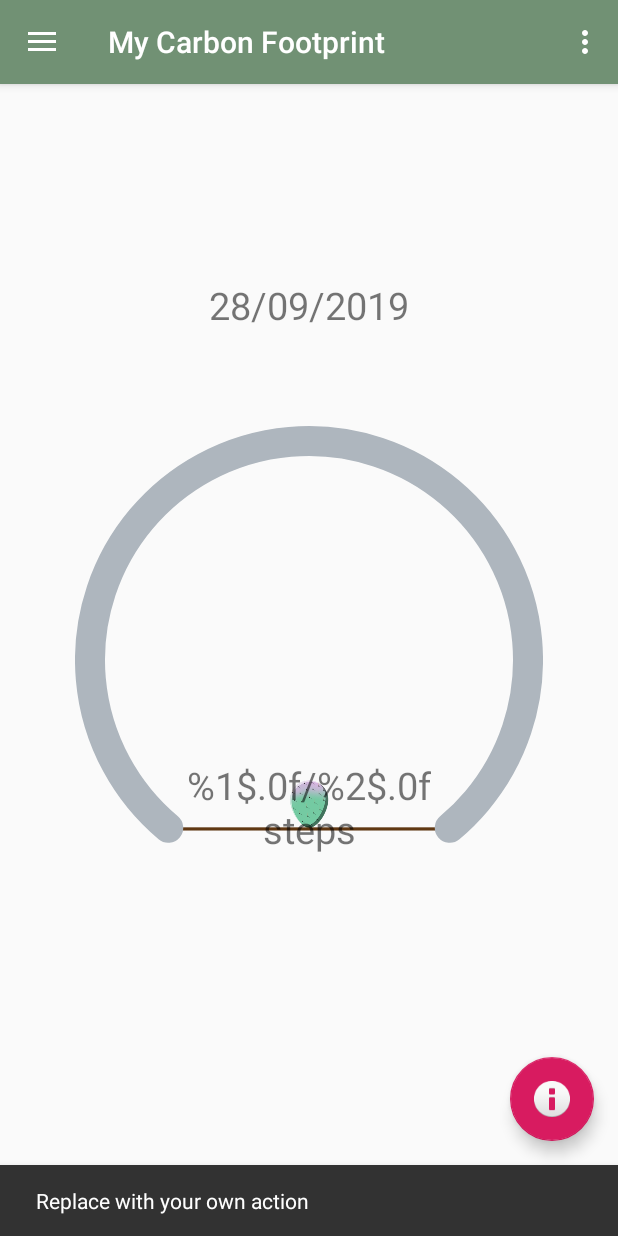
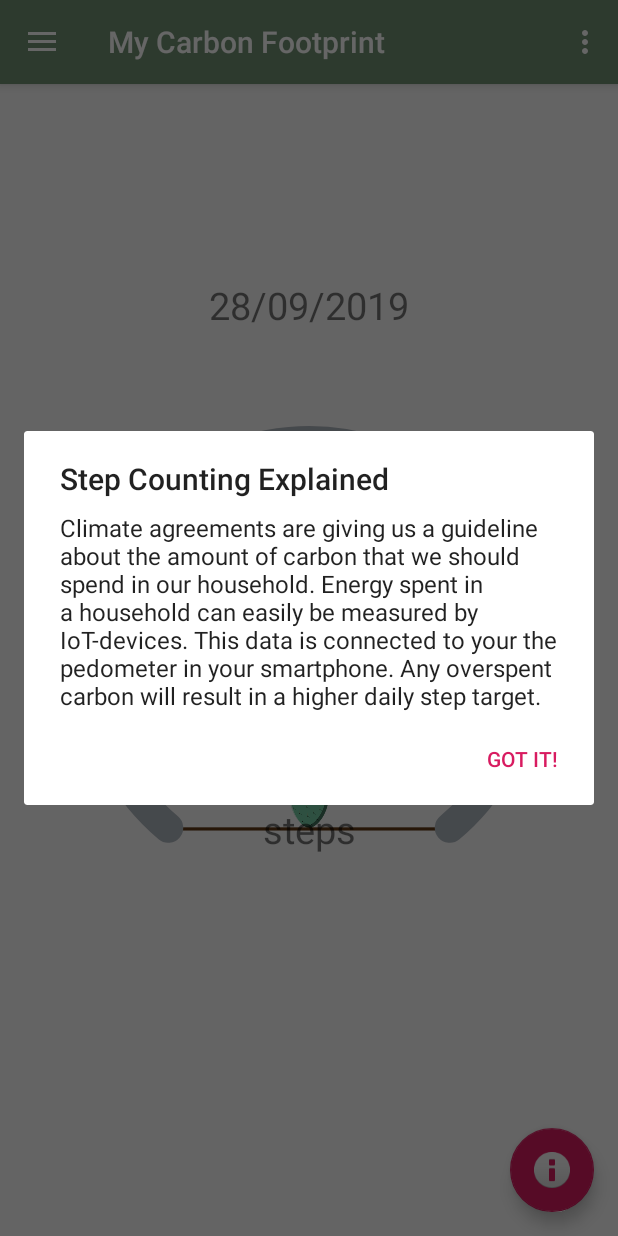
Before and after one commit to carbon-consciousness/android-app, an Android app: the screen it shows after launch (MainActivity), after a tap on an icon or button, on a phone screen of 412 x 824 dp. Run offline under Robolectric (Android 15) with nearby library versions, the phone set to English and light mode, and no system bars; our stand-ins replace RxJava, navigation-ui; network calls fail.

Commit message:
info dialog explaining pedometer

```diff
--- a/app/src/main/java/com/carbonconciousness/app/MainActivity.kt
+++ b/app/src/main/java/com/carbonconciousness/app/MainActivity.kt
@@ -1,5 +1,7 @@
 package com.carbonconciousness.app
 
+import android.app.AlertDialog
+import android.app.Dialog
 import android.content.Context
 import android.content.Intent
 import android.hardware.Sensor
@@ -41,9 +43,13 @@ class MainActivity : AppCompatActivity() {
         setSupportActionBar(toolbar)
 
         val fab: FloatingActionButton = findViewById(R.id.fab)
-        fab.setOnClickListener { view ->
-            Snackbar.make(view, "Replace with your own action", Snackbar.LENGTH_LONG)
-                    .setAction("Action", null).show()
+        fab.setOnClickListener { view -> run {
+                val builder = AlertDialog.Builder(this@MainActivity)
+                builder.setTitle(R.string.step_counting_explained)
+                builder.setMessage(R.string.pedometer_explanation)
+                builder.setPositiveButton("Got it!") {dialog, which ->  dialog.dismiss()}
+                builder.create().show()
+            }
         }
         val drawerLayout: DrawerLayout = findViewById(R.id.drawer_layout)
         val navView: NavigationView = findViewById(R.id.nav_view)
--- a/app/src/main/res/values/strings.xml
+++ b/app/src/main/res/values/strings.xml
@@ -14,4 +14,6 @@
     <string name="step_count">%1$.0f/%2$.0f\nsteps</string>
     <string name="notification_channel">com.carbonforest.app</string>
     <string name="notification_description">Carbon Forest Notification Channel</string>
+    <string name="pedometer_explanation">Climate agreements are giving us a guideline about the amount of carbon that we should spend in our household. Energy spent in a household can easily be measured by IoT-devices. This data is connected to your the pedometer in your smartphone. Any overspent carbon will result in a higher daily step target.</string>
+    <string name="step_counting_explained">Step Counting Explained</string>
 </resources>
```
